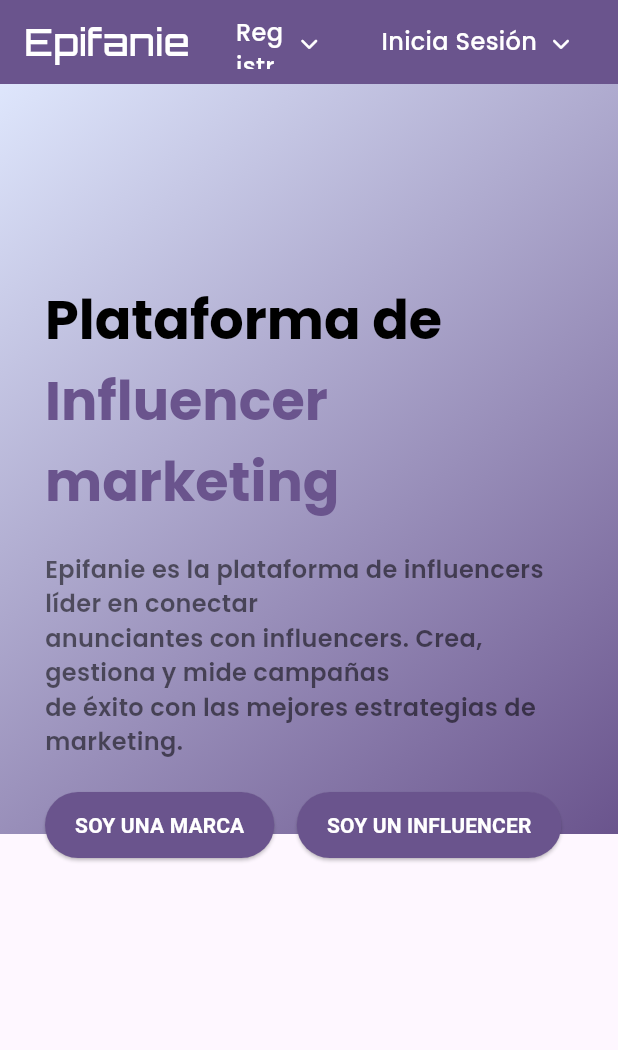
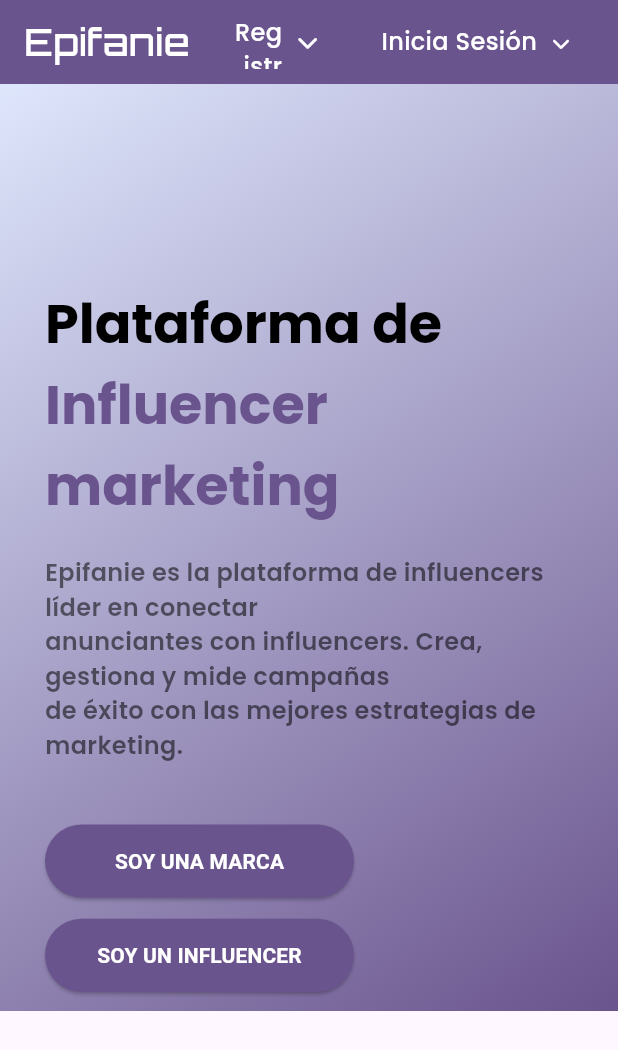
Before and after one commit to manu-180/epifanie, a Flutter app: the screen it shows after launch, on a phone screen of 412 x 824 dp. Shown: the top 1050 px of the screen. Run offline on Flutter 3.47's test engine with Material 3 defaults, Android fonts, the light colour scheme and no system bars; our stand-ins replace flutter_dotenv, font_awesome_flutter, go_router, supabase_flutter; accounts and stored records are empty.

Commit message:
guardando un poquito

```diff
--- a/lib/screens/widgets/header.dart
+++ b/lib/screens/widgets/header.dart
@@ -7,13 +7,15 @@
   Widget build(BuildContext context) {
 
     final color = Theme.of(context).colorScheme.primary;
+    final size = MediaQuery.of(context).size;
+    final isMobile = size.width < 800;
 
     return Stack(
         children: [
           // Fondo con degradado
           Container(
             width: double.infinity,
-            height: 500,
+            height: isMobile ? size.height * 0.75 : size.height * 0.85,
             decoration: BoxDecoration(
               gradient: LinearGradient(
                 colors: [Color.fromARGB(255, 222, 230, 252), color],
@@ -29,7 +31,7 @@
             child: Column(
               crossAxisAlignment: CrossAxisAlignment.start,
               children: [
-                const SizedBox(height: 80), // Espaciado superior
+                 SizedBox(height: isMobile? size.height * 0.1: size.height * 0.08), // Espaciado superior
 
                 // Texto principal
                 RichText(
@@ -70,14 +72,23 @@
                     fontWeight: FontWeight.w600
                     ),
                 ),
-                const SizedBox(height: 20),
+                isMobile? SizedBox(height: size.width * 0.1) :
+                 SizedBox(height: size.width * 0.025),
 
                 // Botones
+                isMobile?
+                Column(
+                  children: [
+                    _customButton("SOY UNA MARCA", color, context),
+                     SizedBox(height: size.width * 0.034),
+                    _customButton("SOY UN INFLUENCER", color, context),
+                  ],
+                ):
                 Row(
                   children: [
-                    _customButton("SOY UNA MARCA", color),
-                    const SizedBox(width: 15),
-                    _customButton("SOY UN INFLUENCER", color),
+                    _customButton("SOY UNA MARCA", color, context),
+                     SizedBox(width: size.width * 0.015),
+                    _customButton("SOY UN INFLUENCER", color, context),
                   ],
                 ),
               ],
@@ -92,20 +103,29 @@
   }
 
   /// **Botón personalizado**
-  Widget _customButton(String text, Color color) {
-    return ElevatedButton(
+  Widget _customButton(String text, Color color, BuildContext context) {
+
+    final size = MediaQuery.of(context).size;
+
+    final isMobile = size.width < 800;
+
+    return SizedBox(
+      width: isMobile ? size.width * 0.5: size.width * 0.15 ,
+      child: ElevatedButton(
         onPressed: () {},
         style: ElevatedButton.styleFrom(
           backgroundColor: color,
           shape: RoundedRectangleBorder(
-          borderRadius: BorderRadius.circular(30),
+            borderRadius: BorderRadius.circular(size.width * 0.08),
           ),
-        padding: const EdgeInsets.symmetric(horizontal: 20, vertical: 12),
+          padding:  isMobile ? EdgeInsets.symmetric(horizontal: size.width * 0.035, vertical: size.width * 0.035):
+          EdgeInsets.symmetric(horizontal: 0, vertical: size.width * 0.015),
         ),
         child: Text(
           text,
           style: const TextStyle(fontSize: 14, fontWeight: FontWeight.bold, color: Colors.white),
         ),
+      ),
     );
   }
 }
--- a/lib/widgets/custom_app_bar.dart
+++ b/lib/widgets/custom_app_bar.dart
@@ -18,6 +18,8 @@
   @override
   Widget build(BuildContext context) {
     final color = Theme.of(context).colorScheme.primary;
+    final size = MediaQuery.of(context).size;
+    final isMobile = size.width < 800;
 
     return Container(
       height: kToolbarHeight,
--- a/lib/widgets/register_dropdown_button.dart
+++ b/lib/widgets/register_dropdown_button.dart
@@ -85,6 +85,7 @@
               width: size.width * 0.08,
               child: Text(
                 "Registrate",
+                textAlign: TextAlign.end,
                 style: TextStyle(
                 color:Colors.white,
                 fontSize: 16  ,
@@ -97,7 +98,7 @@
             AnimatedRotation(
               turns: _isDropdownOpen ? 0.5 : 0.0,
               duration: const Duration(milliseconds: 300),
-              child: FaIcon(FontAwesomeIcons.chevronDown, color: Colors.white, size: 12),
+              child: FaIcon(FontAwesomeIcons.chevronDown, color: Colors.white, size: 14),
             ),
           ],
         ),
--- a/pubspec.yaml
+++ b/pubspec.yaml
@@ -33,6 +33,7 @@
   cupertino_icons: ^1.0.8
   flutter:
     sdk: flutter
+  flutter_dotenv: ^5.2.1
   flutter_launcher_icons: ^0.14.3
   font_awesome_flutter: ^10.8.0
   go_router: ^14.8.0
@@ -80,3 +81,4 @@
   assets:
     - assets/images/
     - assets/icon/
+    - .env
```
Also changed, not shown: lib/main.dart (+12 -4 lines), lib/utils/capitalize.dart (added, +12 -0 lines), lib/utils/generar_id_usuario.dart (added, +24 -0 lines), lib/widgets/register_modal.dart (+21 -26 lines), pubspec.lock. Lines whose indentation alone changed are shown as unchanged.
